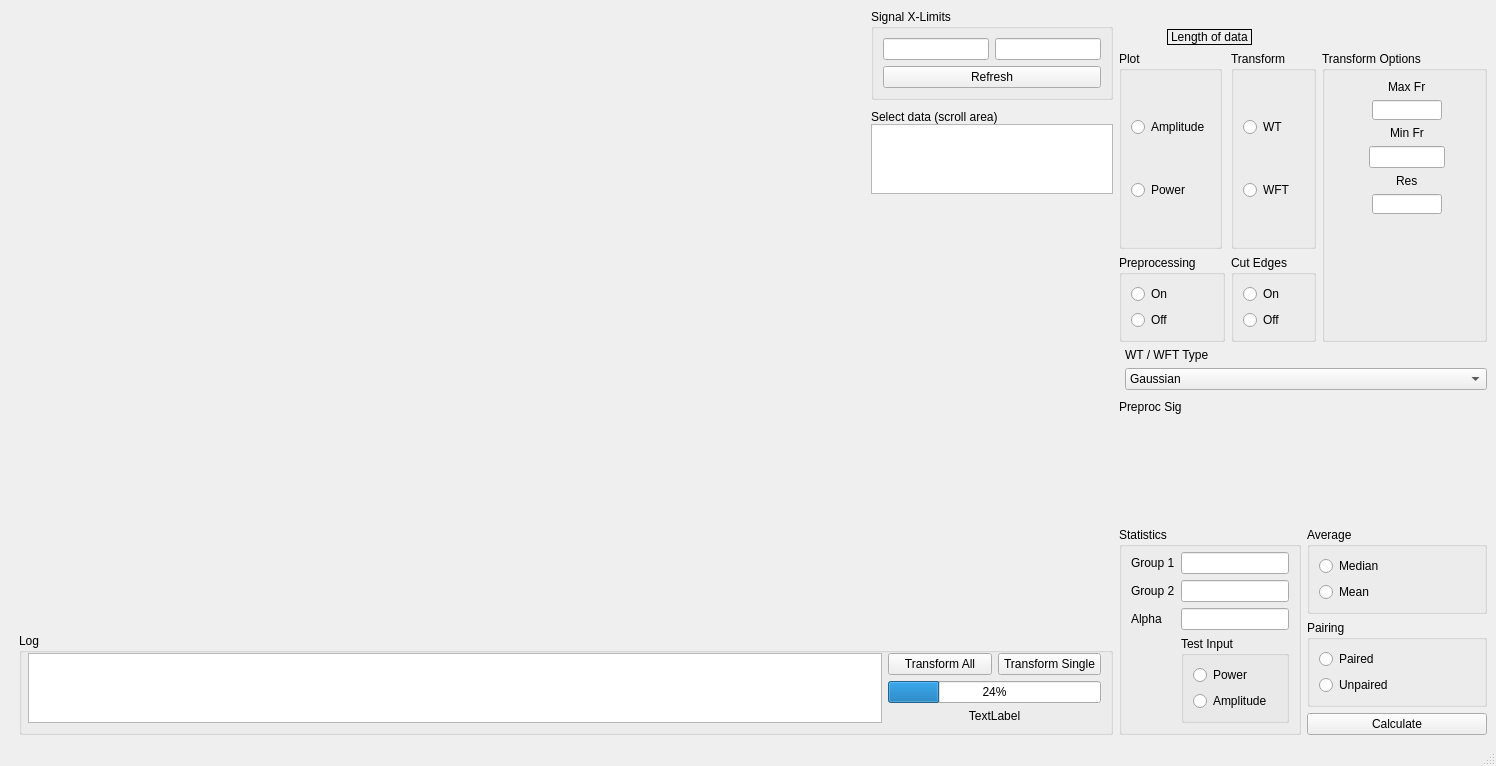
Above: res/layout/window_time_freq.ui from luphysics/PyMODA before the change. Below: the same form after it.
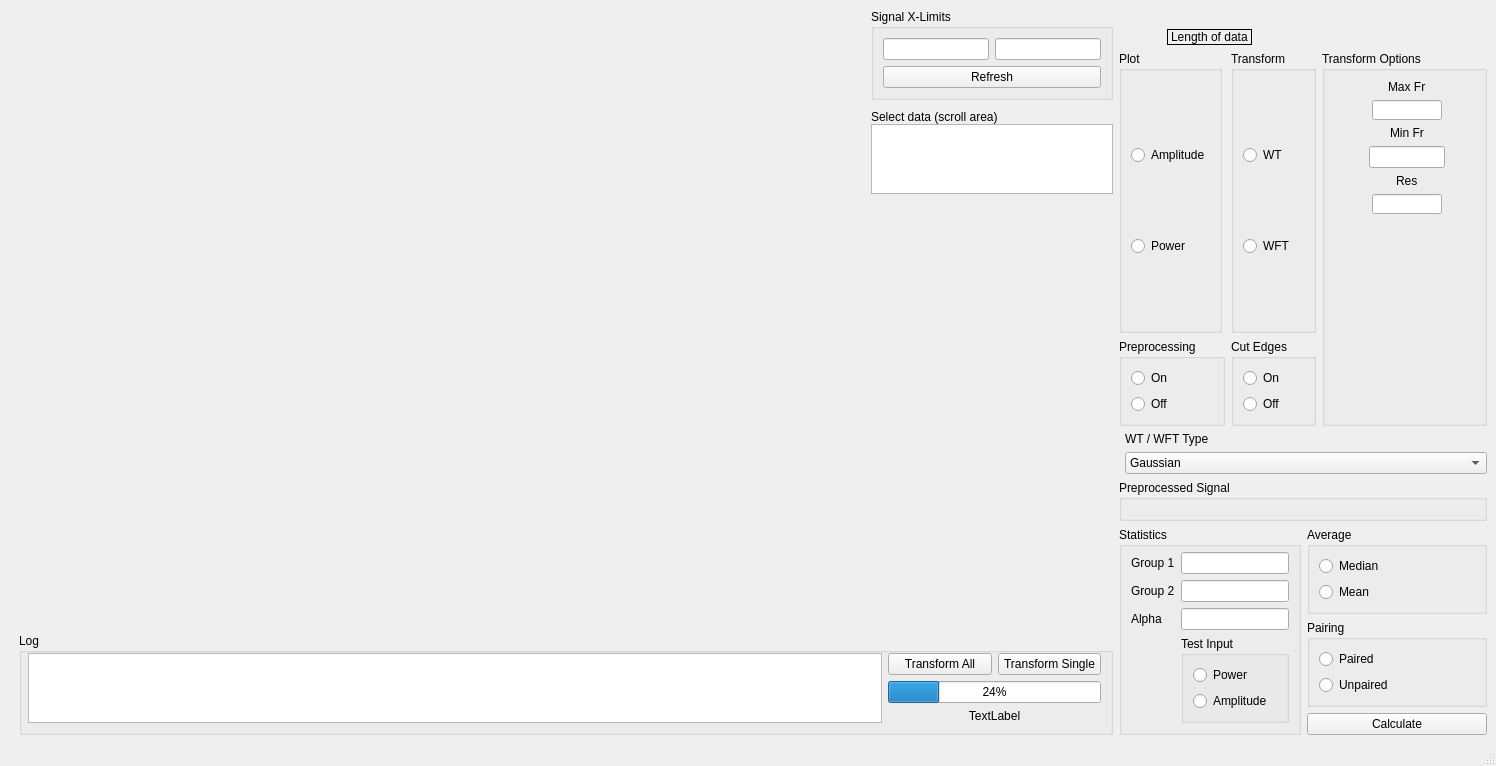
That is the form after the change. Custom widgets are drawn as their Qt base class.

The edit to the form file:
```diff
--- a/res/layout/window_time_freq.ui
+++ b/res/layout/window_time_freq.ui
@@ -193,20 +193,18 @@
          </layout>
         </item>
         <item row="3" column="0">
-         <layout class="QVBoxLayout" name="advanced_options_section" stretch="4,0">
+         <layout class="QVBoxLayout" name="advanced_options_section" stretch="0,0">
           <item>
-           <layout class="QGridLayout" name="original_preprocessed_sig" rowstretch="2,9" columnstretch="0">
-            <item row="1" column="0">
-             <widget class="PreprocessPlot" name="plot_preproc" native="true"/>
-            </item>
-            <item row="0" column="0">
-             <widget class="QLabel" name="label_16">
-              <property name="text">
-               <string>Preproc Sig</string>
-              </property>
-             </widget>
-            </item>
-           </layout>
+           <widget class="QGroupBox" name="">
+            <property name="title">
+             <string>Preprocessed Signal</string>
+            </property>
+            <layout class="QVBoxLayout" name="verticalLayout_9">
+             <item>
+              <widget class="PreprocessPlot" name="plot_preproc" native="true"/>
+             </item>
+            </layout>
+           </widget>
           </item>
           <item>
            <layout class="QFormLayout" name="formLayout_6">
```
